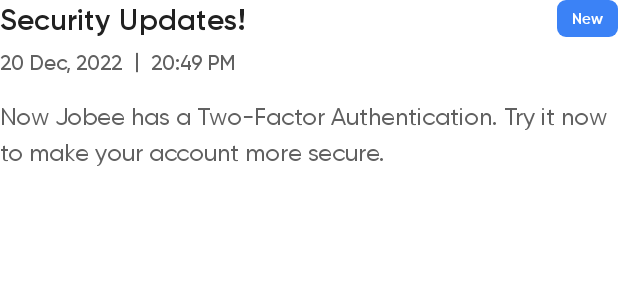
After one commit to VoidZero0402/jobee, an Android app: the layout item_card_notification.xml on its own in the app's theme, with its tools: preview values and no code run, on a phone screen of 412 x 824 dp. The commit adds this screen. Shown: the top 300 px of the screen. Run offline under Robolectric (Android 15) with nearby library versions, the phone set to English and light mode, and no system bars.

Commit message:
feat: create notification card layout

```diff
--- /dev/null
+++ b/app/src/main/res/drawable/shape_tag_secondary.xml
@@ -0,0 +1,6 @@
+<?xml version="1.0" encoding="utf-8"?>
+<shape xmlns:android="http://schemas.android.com/apk/res/android"
+    android:shape="rectangle">
+    <solid android:color="?attr/colorPrimary" />
+    <corners android:radius="6dp" />
+</shape>
--- /dev/null
+++ b/app/src/main/res/layout/item_card_notification.xml
@@ -0,0 +1,78 @@
+<?xml version="1.0" encoding="utf-8"?>
+<androidx.constraintlayout.widget.ConstraintLayout xmlns:android="http://schemas.android.com/apk/res/android"
+    xmlns:app="http://schemas.android.com/apk/res-auto"
+    xmlns:tools="http://schemas.android.com/tools"
+    android:layout_width="match_parent"
+    android:layout_height="wrap_content">
+
+    <TextView
+        android:id="@+id/title"
+        android:layout_width="wrap_content"
+        android:layout_height="wrap_content"
+        android:text="@string/dummy_notification_title"
+        android:textAppearance="@style/TextAppearance.Heading5"
+        android:textColor="?attr/colorNeutralHighest"
+        app:layout_constraintStart_toStartOf="parent"
+        app:layout_constraintTop_toTopOf="parent" />
+
+    <TextView
+        style="@style/Widget.Tag.Secondary"
+        android:layout_width="wrap_content"
+        android:layout_height="wrap_content"
+        android:text="@string/notification_new"
+        app:layout_constraintEnd_toEndOf="parent"
+        app:layout_constraintTop_toTopOf="parent" />
+
+    <androidx.constraintlayout.helper.widget.Flow
+        android:id="@+id/datetime_flow"
+        android:layout_width="wrap_content"
+        android:layout_height="wrap_content"
+        android:layout_marginTop="6dp"
+        app:constraint_referenced_ids="date,divider,time"
+        app:flow_horizontalGap="8dp"
+        app:layout_constraintStart_toStartOf="@id/title"
+        app:layout_constraintTop_toBottomOf="@id/title"
+        tools:viewBindingIgnore="true" />
+
+    <TextView
+        android:id="@+id/date"
+        android:layout_width="wrap_content"
+        android:layout_height="wrap_content"
+        android:layout_marginTop="6dp"
+        android:text="@string/dummy_notification_date"
+        android:textAppearance="@style/TextAppearance.Body.Medium.Medium"
+        android:textColor="?attr/colorNeutral" />
+
+    <TextView
+        android:id="@+id/divider"
+        android:layout_width="wrap_content"
+        android:layout_height="20dp"
+        android:layout_marginStart="8dp"
+        android:layout_marginEnd="8dp"
+        android:importantForAccessibility="no"
+        android:text="@string/divider_line"
+        android:textAppearance="@style/TextAppearance.Body.Medium.Medium"
+        android:textColor="?attr/colorNeutral"
+        tools:viewBindingIgnore="true" />
+
+    <TextView
+        android:id="@+id/time"
+        android:layout_width="wrap_content"
+        android:layout_height="wrap_content"
+        android:layout_marginTop="6dp"
+        android:text="@string/dummy_notification_time"
+        android:textAppearance="@style/TextAppearance.Body.Medium.Medium"
+        android:textColor="?attr/colorNeutral" />
+
+    <TextView
+        android:layout_width="wrap_content"
+        android:layout_height="wrap_content"
+        android:layout_marginTop="16dp"
+        android:lineSpacingExtra="8dp"
+        android:text="@string/dummy_notification_description"
+        android:textAppearance="@style/TextAppearance.Body.Large"
+        android:textColor="?attr/colorNeutral"
+        app:layout_constraintStart_toStartOf="parent"
+        app:layout_constraintTop_toBottomOf="@id/datetime_flow" />
+
+</androidx.constraintlayout.widget.ConstraintLayout>
--- a/app/src/main/res/values/strings.xml
+++ b/app/src/main/res/values/strings.xml
@@ -1,9 +1,24 @@
 <resources>
+    <!-- Strings -->
     <string name="app_name">Jobee</string>
+    <string name="notification_new">New</string>
+
+    <!-- Hints -->
     <string name="hint_chat_form">Type a message…</string>
+
+    <!-- Content descriptions -->
     <string name="cd_back_navigation">Back navigation</string>
     <string name="cd_record_voice">Record voice message</string>
     <string name="cd_send_message">Send message</string>
     <string name="cd_choose_emoji">Choose emoji</string>
     <string name="cd_open_camera">Open camera</string>
+
+    <!-- Dummies strings -->
+    <string name="dummy_notification_title">Security Updates!</string>
+    <string name="dummy_notification_date">20 Dec, 2022</string>
+    <string name="dummy_notification_time">20:49 PM</string>
+    <string name="dummy_notification_description">Now Jobee has a Two-Factor Authentication. Try it now to make your account more secure.</string>
+
+    <!-- Others -->
+    <string name="divider_line">|</string>
 </resources>
--- a/app/src/main/res/values/styles.xml
+++ b/app/src/main/res/values/styles.xml
@@ -85,12 +85,17 @@
         <item name="android:paddingEnd">10dp</item>
         <item name="android:paddingTop">6dp</item>
         <item name="android:paddingBottom">6dp</item>
-        <item name="android:textAppearance">@style/TextAppearance.Body.XSmall.Medium</item>
+        <item name="android:textAppearance">@style/TextAppearance.Body.XSmall.Semibold</item>
     </style>
 
     <style name="Widget.Tag.Primary" parent="Widget.Tag.Base">
         <item name="android:background">@drawable/shape_tag_primary</item>
         <item name="android:textColor">?attr/colorNeutralHigh</item>
+    </style>
+
+    <style name="Widget.Tag.Secondary" parent="Widget.Tag.Base">
+        <item name="android:background">@drawable/shape_tag_secondary</item>
+        <item name="android:textColor">@color/white</item>
     </style>
 
     <style name="Widget.Tag.Success" parent="Widget.Tag.Base">
```
